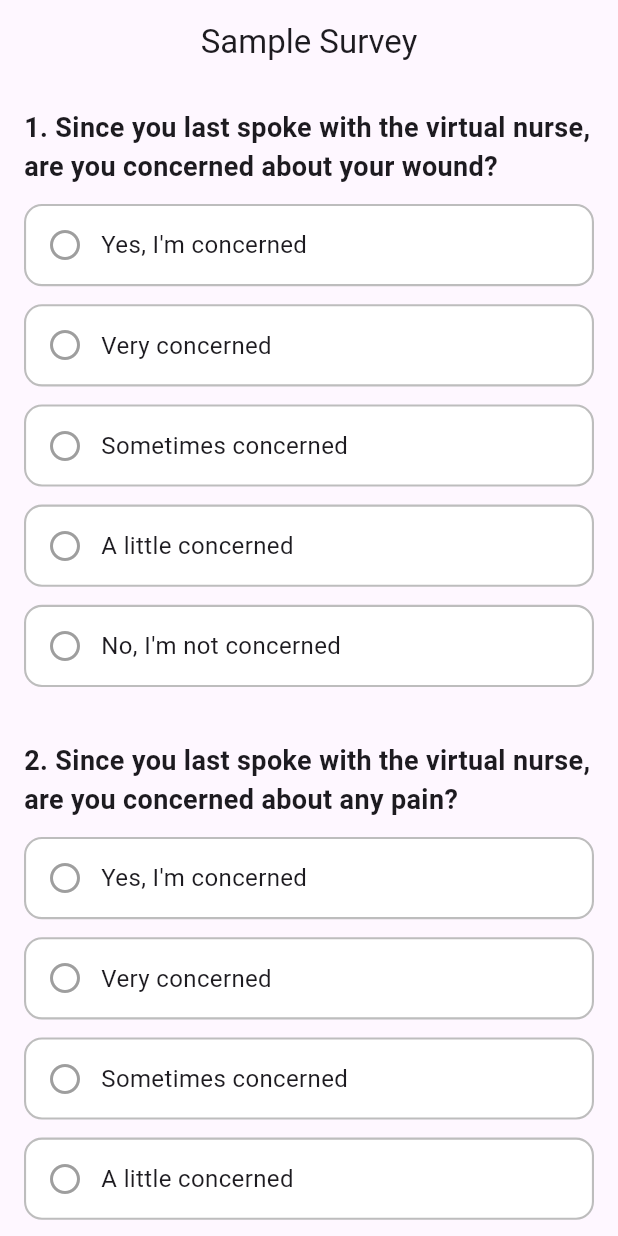
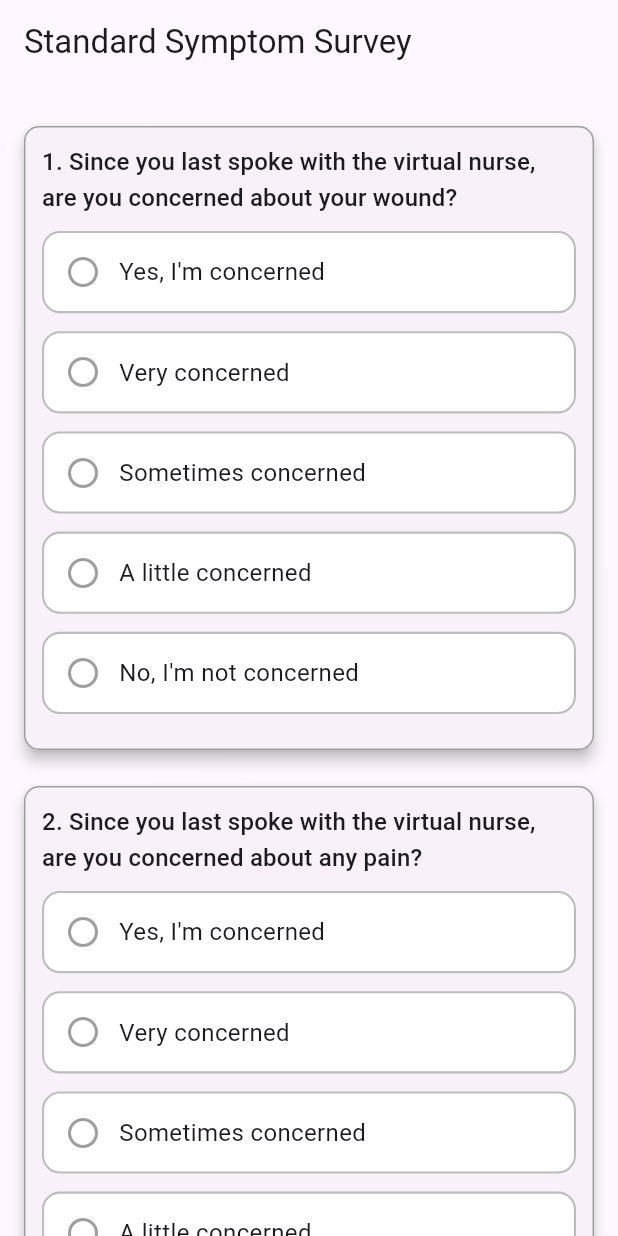
Before and after one commit to Yuzhiping00/flutter_work, a Flutter app: the screen it shows after launch, on a phone screen of 412 x 824 dp. Run offline on Flutter 3.47's test engine with Material 3 defaults, Android fonts, the phone set to English and light mode, and no system bars; our stand-ins replace flutter_riverpod, riverpod_annotation; generated files the repository leaves out were written again.

Commit message:
updated most of files in order to auto scrolling to the first missing question

```diff
--- a/practice_flutter_for_hospital_at_home/lib/constants/app_constants.dart
+++ b/practice_flutter_for_hospital_at_home/lib/constants/app_constants.dart
@@ -1,4 +1,4 @@
-import '../models/survey_question.dart';
+import '../models/survey_definition.dart';
 
 final concernedOptions = [
   'Yes, I\'m concerned',
@@ -11,62 +11,33 @@ final concernedOptions = [
 final yesOrNoOptions = ['Yes', 'No'];
 
 final standardSymptomSurveyQuestions = [
-  SurveyQuestion(
-    questionText:
-        '1. Since you last spoke with the virtual nurse, are you concerned about your wound?',
-    options: concernedOptions,
-  ),
+  '1. Since you last spoke with the virtual nurse, are you concerned about your wound?',
+  '2. Since you last spoke with the virtual nurse, are you concerned about any pain?',
+  '3. Since you last spoke with the virtual nurse, are you concerned about your breathing?',
+  '4. Since you last spoke with the virtual nurse, are you concerned about chest pain/chest discomfort?',
+  '5. Are you short of breath?',
+  '6. Since you last spoke with the virtual nurse, have you fainted?',
+  '7. Since you last spoke with the virtual nurse, are you concerned about any bleeding?',
+  '8. Since you last spoke with the virtual nurse, are you concerned about any vomiting, diarrhea or constipation?',
+  '9. Since you last spoke with the virtual nurse. are you concerned with your ability to urinate?',
+  '10. Since you last spoke with the virtual nurse, have you had any weakness on one side of your body, loss of vision, or difficulty speaking?',
+];
 
-  SurveyQuestion(
-    questionText:
-        '2. Since you last spoke with the virtual nurse, are you concerned about any pain?',
-    options: concernedOptions,
-  ),
+final standardSymptomSurveyOptions = [
+  concernedOptions,
+  concernedOptions,
+  concernedOptions,
+  yesOrNoOptions,
+  concernedOptions,
+  yesOrNoOptions,
+  concernedOptions,
+  concernedOptions,
+  concernedOptions,
+  yesOrNoOptions,
+];
 
-  SurveyQuestion(
-    questionText:
-        '3. Since you last spoke with the virtual nurse, are you concerned about your breathing?',
-    options: concernedOptions,
-  ),
-
-  SurveyQuestion(
-    questionText: '4. Are you short of breath?',
-    options: yesOrNoOptions,
-  ),
-
-  SurveyQuestion(
-    questionText:
-        '5. Since you last spoke with the virtual nurse, are you concerned about chest pain/chest discomfort?',
-    options: concernedOptions,
-  ),
-
-  SurveyQuestion(
-    questionText:
-        '6. Since you last spoke with the virtual nurse, have you fainted?',
-    options: yesOrNoOptions,
-  ),
-
-  SurveyQuestion(
-    questionText:
-        '7. Since you last spoke with the virtual nurse, are you concerned about any bleeding?',
-    options: concernedOptions,
-  ),
-
-  SurveyQuestion(
-    questionText:
-        '8. Since you last spoke with the virtual nurse, are you concerned about any vomiting, diarrhea or constipation?',
-    options: concernedOptions,
-  ),
-
-  SurveyQuestion(
-    questionText:
-        '9. Since you last spoke with the virtual nurse. are you concerned with your ability to urinate?',
-    options: concernedOptions,
-  ),
-
-  SurveyQuestion(
-    questionText:
-        '10. Since you last spoke with the virtual nurse, have you had any weakness on one side of your body, loss of vision, or difficulty speaking?',
-    options: yesOrNoOptions,
-  ),
-];
+final standardSymptomSurvey = SurveyDefinition(
+  title: 'Standard Symptom Survey',
+  questions: standardSymptomSurveyQuestions,
+  options: standardSymptomSurveyOptions,
+);
--- a/practice_flutter_for_hospital_at_home/lib/data/survey_repository.dart
+++ b/practice_flutter_for_hospital_at_home/lib/data/survey_repository.dart
@@ -5,6 +5,7 @@ import '../models/survey_definition.dart';
 import '../models/survey_response.dart';
 part 'survey_repository.g.dart';
 
+// This abstract class defines the interface for submitting survey responses.
 abstract class SurveyRepository {
   Future<void> submitSurveyResponse(
     SurveyDefinition survey,
@@ -12,7 +13,7 @@ abstract class SurveyRepository {
   );
 }
 
-
+// This class implements the SurveyRepository interface using in-memory storage.
 class InMemorySurveyRepository implements SurveyRepository {
   @override
   Future<void> submitSurveyResponse(
--- a/practice_flutter_for_hospital_at_home/lib/main.dart
+++ b/practice_flutter_for_hospital_at_home/lib/main.dart
@@ -1,7 +1,6 @@
 import 'package:flutter/material.dart';
 import 'package:flutter_riverpod/flutter_riverpod.dart';
 import 'constants/app_constants.dart';
-import '../models/survey_definition.dart';
 import 'views/survey_page.dart';
 
 void main() {
@@ -25,11 +24,7 @@ class MyHomePage extends ConsumerWidget {
 
   @override
   Widget build(BuildContext context, WidgetRef ref) {
-    final def = SurveyDefinition(
-      title: 'Sample Survey',
-      questions: standardSymptomSurveyQuestions,
-    );
-
-    return SurveyPage(survey: def);
+    final def = standardSymptomSurvey;
+    return SurveyPage(definition: def);
   }
 }
--- a/practice_flutter_for_hospital_at_home/lib/models/survey_definition.dart
+++ b/practice_flutter_for_hospital_at_home/lib/models/survey_definition.dart
@@ -1,7 +1,13 @@
-import './survey_question.dart';
+// This class defines the structure of a survey, including its title, questions, and possible options for each question.
 
 class SurveyDefinition {
   final String title;
-  final List<SurveyQuestion> questions;
-  SurveyDefinition({required this.title, required this.questions});
+  final List<String> questions;
+  final List<List<String>> options;
+
+  SurveyDefinition({
+    required this.title,
+    required this.questions,
+    required this.options,
+  });
 }
--- a/practice_flutter_for_hospital_at_home/lib/models/survey_response.dart
+++ b/practice_flutter_for_hospital_at_home/lib/models/survey_response.dart
@@ -1,3 +1,5 @@
+// This cass defines the structure of a survey response, including the answers provided by the user.
+
 class SurveyResponse {
   final List<int?> answers; // null if not answered yet
 
--- a/practice_flutter_for_hospital_at_home/lib/views/survey_page.dart
+++ b/practice_flutter_for_hospital_at_home/lib/views/survey_page.dart
@@ -1,54 +1,77 @@
 import 'package:flutter/material.dart';
 import 'package:flutter_riverpod/flutter_riverpod.dart';
-import 'package:practice_flutter_for_hospital_at_home/viewmodels/survey_viewmodel.dart';
 import '../models/survey_definition.dart';
+import '../viewmodels/survey_viewmodel.dart';
 import 'survey_question_tile.dart';
 
-class SurveyPage extends ConsumerWidget {
-  final SurveyDefinition survey;
-  const SurveyPage({super.key, required this.survey});
+class SurveyPage extends ConsumerStatefulWidget {
+  final SurveyDefinition definition;
+  const SurveyPage({super.key, required this.definition});
+  @override
+  ConsumerState<SurveyPage> createState() => _SurveyPageState();
+}
 
+class _SurveyPageState extends ConsumerState<SurveyPage> {
+  final scrollController = ScrollController();
+  late List<GlobalKey> keys;
   @override
-  Widget build(BuildContext context, WidgetRef ref) {
-    final vm = ref.watch(surveyViewModelProvider(survey));
-
-    return Scaffold(
-      appBar: AppBar(
-        title: Text(survey.title),
-        centerTitle: true, //
-      ),
-      body: ListView.builder(
-        padding: EdgeInsets.all(16),
-        itemCount: survey.questions.length + 1,
-        itemBuilder: (context, index) {
-          if (index == survey.questions.length) {
-            return _buildSubmitButton(ref);
-          }
-          return SurveyQuestionTile(
-            questionIndex: index,
-            question: survey.questions[index],
-            selectedOption: vm.answers[index],
-            showError: vm.showErrors && vm.answers[index] == null,
-            onSelect: (option) {
-              ref
-                  .read(surveyViewModelProvider(survey).notifier)
-                  .selectAnswer(index, option);
-            },
-          );
-        },
-      ),
+  void initState() {
+    super.initState();
+    keys = List.generate(
+      widget.definition.questions.length,
+      (_) => GlobalKey(),
     );
   }
 
-  // Build Submit Button
-  Widget _buildSubmitButton(WidgetRef ref) {
-    return Padding(
-      padding: const EdgeInsets.symmetric(vertical: 24.0),
-      child: ElevatedButton(
-        onPressed: () {
-          ref.read(surveyViewModelProvider(survey).notifier).submitSurvey();
-        },
-        child: const Text('Submit'),
+  void _scrollTo(int index) {
+    WidgetsBinding.instance.addPostFrameCallback((_) {
+      final ctx = keys[index].currentContext;
+      if (ctx != null) {
+        Scrollable.ensureVisible(
+          ctx,
+          duration: const Duration(milliseconds: 400),
+          alignment: 0.15,
+        );
+      }
+    });
+  }
+
+  @override
+  Widget build(BuildContext context) {
+    final state = ref.watch(surveyViewModelProvider(widget.definition));
+    final vm = ref.read(surveyViewModelProvider(widget.definition).notifier);
+
+    /// SAFELY handle scrolling after build
+    WidgetsBinding.instance.addPostFrameCallback((_) {
+      final target = state.scrollToIndex;
+      if (target != null) {
+        _scrollTo(target);
+        vm.clearScrollFlag(); // SAFE — runs after frame, not inside build
+      }
+    });
+    return Scaffold(
+      appBar: AppBar(title: Text(state.survey.title)),
+      body: ListView(
+        controller: scrollController,
+        padding: const EdgeInsets.all(16),
+        children: [
+          for (int i = 0; i < state.survey.questions.length; i++)
+            SurveyQuestionTile(
+              key: keys[i],
+              question: state.survey.questions[i],
+              options: state.survey.options[i],
+              selectedIndex: state.answers[i],
+              showError: state.showErrors && state.answers[i] == null,
+              onSelect: (answer) {
+                vm.selectAnswer(i, answer);
+              },
+            ),
+          const SizedBox(height: 20),
+          ElevatedButton(
+            onPressed: () => vm.validateAndScroll(),
+            child: const Text("Submit"),
+          ),
+        ],
       ),
     );
   }
--- a/practice_flutter_for_hospital_at_home/lib/views/survey_question_tile.dart
+++ b/practice_flutter_for_hospital_at_home/lib/views/survey_question_tile.dart
@@ -1,55 +1,68 @@
 import 'package:flutter/material.dart';
 
-import '../models/survey_question.dart';
-
 class SurveyQuestionTile extends StatelessWidget {
-  final int questionIndex;
-  final SurveyQuestion question;
-  final int? selectedOption;
+  final String question;
+  final List<String> options;
+  final int? selectedIndex;
   final bool showError;
-  final Function(int optionIndex) onSelect;
+  final void Function(int) onSelect;
 
   const SurveyQuestionTile({
     super.key,
-    required this.questionIndex,
     required this.question,
-    required this.selectedOption,
+    required this.options,
+    required this.selectedIndex,
     required this.showError,
     required this.onSelect,
   });
-
   @override
   Widget build(BuildContext context) {
-    return Padding(
-      padding: const EdgeInsets.only(bottom: 24),
+    return Card(
+      key: key, // <-- THE FIX THAT MAKES SCROLL WORK
+      margin: const EdgeInsets.symmetric(vertical: 12),
+      shape: RoundedRectangleBorder(
+        // You can customize the border radius for rounded corners.
+        borderRadius: BorderRadius.circular(10.0),
+        // The side property defines the border's appearance.
+        side: BorderSide(
+          color: Colors.grey, // Set the color of the border.
+          width: 1.0, // Set the width of the border.
+        ),
+      ),
+      elevation: 4.0,
+      child: Padding(
+        padding: const EdgeInsets.all(12.0),
         child: Column(
           crossAxisAlignment: CrossAxisAlignment.start,
           children: [
             Text(
-            question.questionText,
-            style: const TextStyle(fontSize: 18, fontWeight: FontWeight.w600),
+              question,
+              style: Theme.of(context).textTheme.titleMedium,
             ),
+            // Divider(color: Colors.grey, thickness: 1.0),
             if (showError)
-            const Text(
-              'Please select an answer',
-              style: TextStyle(color: Colors.red, fontSize: 14),
+              const Padding(
+                padding: EdgeInsets.only(top: 4),
+                child: Text(
+                  "This question is required",
+                  style: TextStyle(color: Colors.red, fontSize: 12),
                 ),
-
-          const SizedBox(height: 12),
+              ),
+            const SizedBox(height: 10),
             // Options
             ...List.generate(
-            question.options.length,
+              options.length,
               (optIndex) => _buildOption(optIndex),
             ),
           ],
         ),
+      ),
     );
   }
 
-  // Helper method to build each option tile
   Widget _buildOption(int optIndex) {
     // Check if this option is selected
-    final isSelected = selectedOption == optIndex;
+    final isSelected = selectedIndex == optIndex;
 
     // Build option tile
     return GestureDetector(
@@ -74,7 +87,7 @@ class SurveyQuestionTile extends StatelessWidget {
             const SizedBox(width: 12),
             Expanded(
               child: Text(
-                question.options[optIndex],
+                options[optIndex],
                 style: const TextStyle(fontSize: 16),
               ),
             ),
```
Also changed, not shown: practice_flutter_for_hospital_at_home/lib/viewmodels/survey_viewmodel.dart (+43 -20 lines), practice_flutter_for_hospital_at_home/lib/viewmodels/survey_viewmodel.g.dart. Lines whose indentation alone changed are shown as unchanged.
